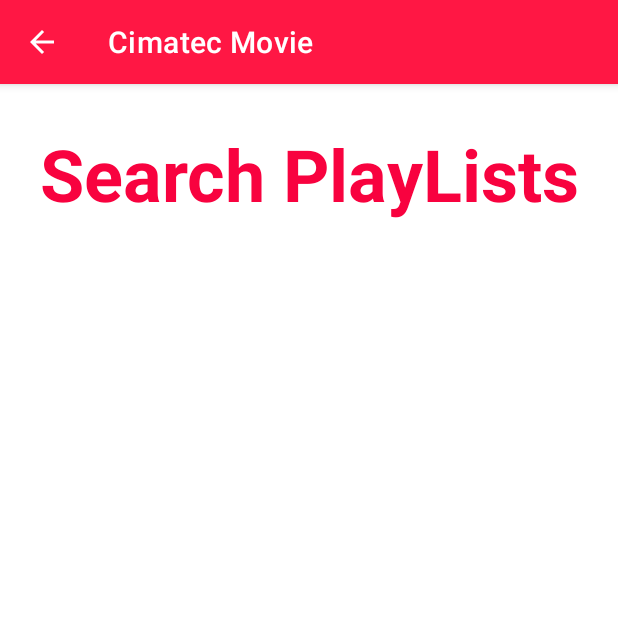
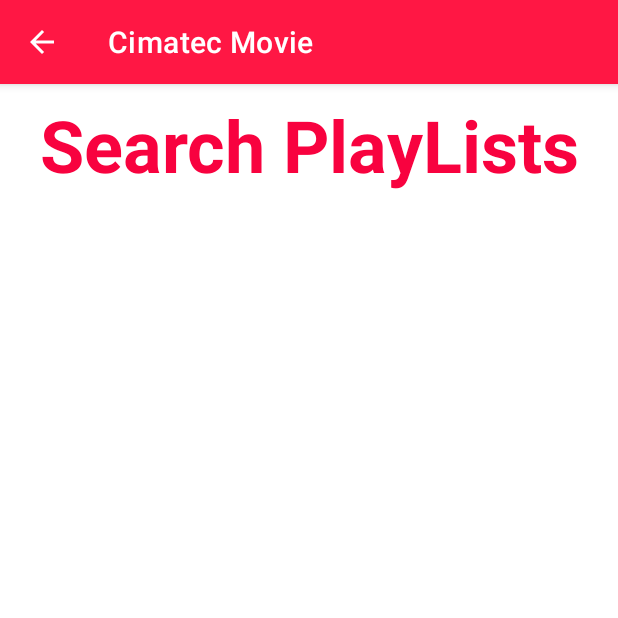
Before and after one commit to Claudino2001/Cimatec-Movie, an Android app: the tela_buscar_playlists screen opened directly, with no data from a screen before it, on a phone screen of 412 x 824 dp, the top half of it. Run offline under Robolectric (Android 15) with nearby library versions, the phone set to English and light mode, and no system bars; our stand-ins replace Firebase (no records; nobody signed in at launch, a user with empty details on screens opened directly).

Commit message:
correção de layout

```diff
--- a/Cimatec Movie Application/app/build.gradle
+++ b/Cimatec Movie Application/app/build.gradle
@@ -12,7 +12,7 @@ android {
         minSdk 31
         targetSdk 33
         versionCode 1
-        versionName "1.0"
+        versionName "1.1"
 
         testInstrumentationRunner "androidx.test.runner.AndroidJUnitRunner"
     }
--- a/Cimatec Movie Application/app/src/main/java/br/com/application/cimatecmovieapplication/Lista_de_filmes_no_banco.java
+++ b/Cimatec Movie Application/app/src/main/java/br/com/application/cimatecmovieapplication/Lista_de_filmes_no_banco.java
@@ -71,7 +71,7 @@ public class Lista_de_filmes_no_banco extends AppCompatActivity {
                 String str_titulo_filme = listFilmes.get(i).getTitulo();
                 String str_id_filme = listFilmes.get(i).get_id();
                 _id_filme = str_id_filme;
-                Toast.makeText(Lista_de_filmes_no_banco.this, str_titulo_filme, Toast.LENGTH_SHORT).show();
+                //Toast.makeText(Lista_de_filmes_no_banco.this, str_titulo_filme, Toast.LENGTH_SHORT).show();
                 solicitarConfirmacao(str_titulo_filme, str_id_filme);
 
             }
@@ -164,7 +164,7 @@ public class Lista_de_filmes_no_banco extends AppCompatActivity {
                         String filmeComp = "Filmes/" + id;
                         System.out.println(filmeComp + " " + numFilmesPlaylist);
                         System.out.println(filmeComp+"\n"+refPath);
-                        if ((refPath.equals(filmeComp)) || numFilmesPlaylist >= 4) {
+                        if ((refPath.equals(filmeComp)) || numFilmesPlaylist >= 5) {
                             return false;
                         }
                     }
--- a/Cimatec Movie Application/app/src/main/java/br/com/application/cimatecmovieapplication/tela_buscar_playlists.java
+++ b/Cimatec Movie Application/app/src/main/java/br/com/application/cimatecmovieapplication/tela_buscar_playlists.java
@@ -15,8 +15,10 @@ import com.google.firebase.firestore.CollectionReference;
 import com.google.firebase.firestore.EventListener;
 import com.google.firebase.firestore.FirebaseFirestore;
 import com.google.firebase.firestore.FirebaseFirestoreException;
+import com.google.firebase.firestore.Query;
 import com.google.firebase.firestore.QueryDocumentSnapshot;
 import com.google.firebase.firestore.QuerySnapshot;
+import com.google.firebase.firestore.core.OrderBy;
 
 import java.util.ArrayList;
 
@@ -55,7 +57,7 @@ public class tela_buscar_playlists extends AppCompatActivity {
 
     void listar(){
         db.collection("Usuarios").
-                orderBy("nome").
+                orderBy("curtidas", Query.Direction.DESCENDING).
                 addSnapshotListener(new EventListener<QuerySnapshot>() {
 
                     @Override
--- a/Cimatec Movie Application/app/src/main/java/br/com/application/cimatecmovieapplication/tela_my_playlist.java
+++ b/Cimatec Movie Application/app/src/main/java/br/com/application/cimatecmovieapplication/tela_my_playlist.java
@@ -145,6 +145,7 @@ public class tela_my_playlist extends AppCompatActivity {
                         adapter.notifyDataSetChanged();
                     }
                 });
+        Toast.makeText(this, "Filme deletado.", Toast.LENGTH_SHORT).show();
     }
 
     public void listarFilmes() {
--- a/Cimatec Movie Application/app/src/main/res/layout/activity_create_anew_account.xml
+++ b/Cimatec Movie Application/app/src/main/res/layout/activity_create_anew_account.xml
@@ -35,7 +35,7 @@
             android:layout_width="match_parent"
             android:layout_height="wrap_content"
             android:layout_marginLeft="50dp"
-            android:layout_marginTop="100dp"
+            android:layout_marginTop="90dp"
             android:layout_marginRight="50dp"
             android:ems="10"
             android:hint="@string/your_name"
--- a/Cimatec Movie Application/app/src/main/res/layout/activity_lista_de_filmes_no_banco.xml
+++ b/Cimatec Movie Application/app/src/main/res/layout/activity_lista_de_filmes_no_banco.xml
@@ -8,8 +8,8 @@
 
     <ListView
         android:id="@+id/listadefilmes"
-        android:layout_width="409dp"
-        android:layout_height="729dp"
+        android:layout_width="0dp"
+        android:layout_height="0dp"
         android:layout_marginStart="10dp"
         android:layout_marginTop="10dp"
         android:layout_marginEnd="10dp"
--- a/Cimatec Movie Application/app/src/main/res/layout/activity_tela_buscar_playlists.xml
+++ b/Cimatec Movie Application/app/src/main/res/layout/activity_tela_buscar_playlists.xml
@@ -7,8 +7,8 @@
     tools:context=".tela_buscar_playlists">
 
     <LinearLayout
-        android:layout_width="409dp"
-        android:layout_height="729dp"
+        android:layout_width="0dp"
+        android:layout_height="0dp"
         android:orientation="vertical"
         app:layout_constraintBottom_toBottomOf="parent"
         app:layout_constraintEnd_toEndOf="parent"
--- a/Cimatec Movie Application/app/src/main/res/layout/activity_tela_menu.xml
+++ b/Cimatec Movie Application/app/src/main/res/layout/activity_tela_menu.xml
@@ -9,8 +9,8 @@
     >
 
     <LinearLayout
-        android:layout_width="409dp"
-        android:layout_height="729dp"
+        android:layout_width="0dp"
+        android:layout_height="0dp"
         android:layout_marginStart="1dp"
         android:layout_marginTop="1dp"
         android:layout_marginEnd="1dp"
--- a/Cimatec Movie Application/app/src/main/res/layout/activity_tela_my_playlist.xml
+++ b/Cimatec Movie Application/app/src/main/res/layout/activity_tela_my_playlist.xml
@@ -7,7 +7,7 @@
     tools:context=".tela_my_playlist">
 
     <LinearLayout
-        android:layout_width="402dp"
+        android:layout_width="0dp"
         android:layout_height="0dp"
         android:layout_marginTop="4dp"
         android:orientation="vertical"
--- a/Cimatec Movie Application/app/src/main/res/layout/activity_tela_playlist_alheia.xml
+++ b/Cimatec Movie Application/app/src/main/res/layout/activity_tela_playlist_alheia.xml
@@ -7,8 +7,8 @@
     tools:context=".tela_playlist_alheia">
 
     <LinearLayout
-        android:layout_width="409dp"
-        android:layout_height="729dp"
+        android:layout_width="0dp"
+        android:layout_height="0dp"
         android:orientation="vertical"
         app:layout_constraintBottom_toBottomOf="parent"
         app:layout_constraintEnd_toEndOf="parent"
```
Also changed, not shown: Cimatec Movie Application/app/src/main/res/layout/tupla_playlist.xml (+6 -6 lines).
